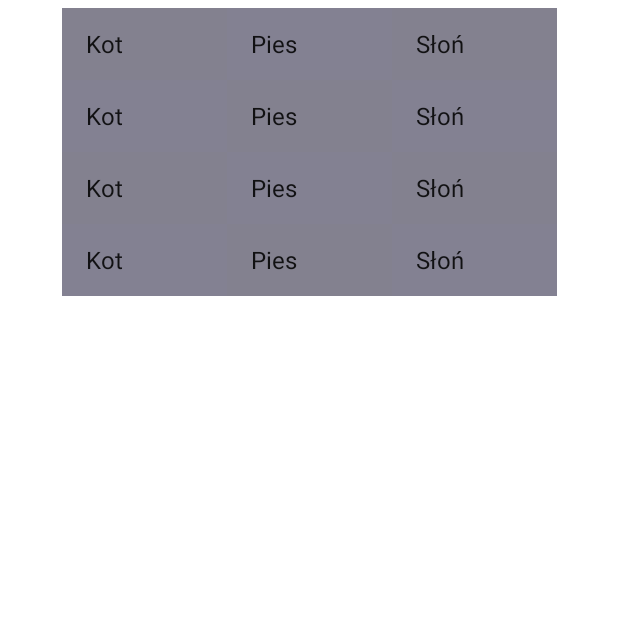
After one commit to krystiandec/JavaStartApp, an Android app: the RecyclerViewTwoColoursBackground screen opened directly, with no data from a screen before it, on a phone screen of 412 x 824 dp, the top half of it. The commit adds this screen. Run offline under Robolectric (Android 15) with nearby library versions, the light colour scheme and no system bars.

Commit message:
dodano listy oraz RecyclerViewActivity teraz wprowadzam FragmentExampleActivity

```diff
--- a/app/src/main/java/com/example/javastartapp/InputActivity.java
+++ b/app/src/main/java/com/example/javastartapp/activity/InputActivity.java
@@ -1,4 +1,4 @@
-package com.example.javastartapp;
+package com.example.javastartapp.activity;
 
 import android.os.Bundle;
 import android.view.View;
@@ -9,6 +9,8 @@ import android.widget.Toast;
 
 import androidx.annotation.Nullable;
 import androidx.appcompat.app.AppCompatActivity;
+
+import com.example.javastartapp.R;
 
 public class InputActivity extends AppCompatActivity {
     @Override
--- a/app/src/main/java/com/example/javastartapp/SecondActivity_Intent.java
+++ b/app/src/main/java/com/example/javastartapp/activity/SecondActivity_Intent.java
@@ -1,4 +1,4 @@
-package com.example.javastartapp;
+package com.example.javastartapp.activity;
 
 import androidx.appcompat.app.AppCompatActivity;
 
@@ -8,6 +8,8 @@ import android.os.Bundle;
 import android.view.View;
 import android.widget.Button;
 import android.widget.EditText;
+
+import com.example.javastartapp.R;
 
 public class SecondActivity_Intent extends AppCompatActivity {
 
--- a/app/src/main/java/com/example/javastartapp/model/Animal.java
+++ b/app/src/main/java/com/example/javastartapp/model/AnimalRecyclerView.java
@@ -2,11 +2,11 @@ package com.example.javastartapp.model;
 
 import android.media.Image;
 
-public class Animal {
+public class AnimalRecyclerView {
     Integer mImage;
     String mDescription;
 
-    public Animal(Integer image, String description) {
+    public AnimalRecyclerView(Integer image, String description) {
         mImage = image;
         mDescription = description;
     }
--- /dev/null
+++ b/app/src/main/java/com/example/javastartapp/model/RecyclerViewTwoColoursBackgroundAdapter.java
@@ -0,0 +1,59 @@
+package com.example.javastartapp.model;
+
+import android.annotation.SuppressLint;
+import android.view.LayoutInflater;
+import android.view.View;
+import android.view.ViewGroup;
+import android.widget.TextView;
+
+import androidx.annotation.NonNull;
+import androidx.recyclerview.widget.RecyclerView;
+
+import com.example.javastartapp.R;
+
+public class RecyclerViewTwoColoursBackgroundAdapter extends RecyclerView.Adapter<RecyclerViewTwoColoursBackgroundAdapter.ViewHolder> {
+
+    private String[] animals;
+
+    public RecyclerViewTwoColoursBackgroundAdapter(String[] animals) {
+        this.animals = animals;
+    }
+
+    public class ViewHolder extends RecyclerView.ViewHolder {
+        TextView mTextView;
+
+        public ViewHolder(TextView v) {
+            super(v);
+            this.mTextView = v;
+        }
+    }
+
+    @NonNull
+    @Override
+    public ViewHolder onCreateViewHolder(@NonNull ViewGroup parent, int viewType) {
+        TextView v =(TextView) LayoutInflater.from(parent.getContext()).inflate(android.R.layout.simple_list_item_1,parent,false);
+        ViewHolder holder = new ViewHolder(v);
+        holder.mTextView = v.findViewById(android.R.id.text1);
+        return holder ;
+    }
+
+    @SuppressLint("ResourceAsColor")
+    @Override
+    public void onBindViewHolder(@NonNull ViewHolder holder, int position) {
+        if (position % 2 == 0) {
+            holder.itemView.setBackgroundColor(R.color.black);
+        }else{
+            holder.itemView.setBackgroundColor(R.color.white);
+        }
+    String animal = animals[position];
+    holder.mTextView.setText(animal);
+
+    }
+
+    @Override
+    public int getItemCount() {
+        return animals.length;
+    }
+
+
+}
--- /dev/null
+++ b/app/src/main/java/com/example/javastartapp/view/RecyclerViewTwoColoursBackground.java
@@ -0,0 +1,94 @@
+package com.example.javastartapp.view;
+
+import android.app.Activity;
+import android.content.Context;
+import android.graphics.Color;
+import android.os.Bundle;
+import android.view.LayoutInflater;
+import android.view.View;
+import android.view.ViewGroup;
+import android.widget.BaseAdapter;
+import android.widget.ListView;
+import android.widget.TextView;
+
+import androidx.annotation.Nullable;
+import androidx.recyclerview.widget.GridLayoutManager;
+import androidx.recyclerview.widget.LinearLayoutManager;
+import androidx.recyclerview.widget.RecyclerView;
+
+import com.example.javastartapp.R;
+import com.example.javastartapp.model.RecyclerViewTwoColoursBackgroundAdapter;
+
+public class RecyclerViewTwoColoursBackground extends Activity {
+
+    RecyclerViewTwoColoursBackgroundAdapter mAdapter;
+
+    @Override
+    protected void onCreate(@Nullable Bundle savedInstanceState) {
+        super.onCreate(savedInstanceState);
+
+        //poniższe z wykorzystaniem Adaptera RecyclerView oraz jawnych layoutów
+        setContentView(R.layout.recycler_view);
+        RecyclerView recyclerView = findViewById(R.id.sampleRecyclerView);
+        final String[] animals = { "Kot", "Pies", "Słoń", "Kot", "Pies", "Słoń", "Kot", "Pies", "Słoń", "Kot", "Pies",
+                "Słoń" };
+        mAdapter = new RecyclerViewTwoColoursBackgroundAdapter(animals);
+        recyclerView.setLayoutManager(new GridLayoutManager(this,3));
+        recyclerView.setAdapter(mAdapter);
+
+/*
+//        metoda krótsza z wykorzystaniem ListView
+        setContentView(R.layout.animal_list);
+        ListView animalList =findViewById(R.id.animalList);
+        final String[] animals = { "Kot", "Pies", "Słoń", "Kot", "Pies", "Słoń", "Kot", "Pies", "Słoń", "Kot", "Pies",
+                "Słoń" };
+        AlternatelyColorAdapter adapter= new AlternatelyColorAdapter(animals);
+        animalList.setAdapter(adapter);
+*/
+
+    }
+
+/*    private class AlternatelyColorAdapter extends BaseAdapter {
+
+        private String[] items;
+
+        public AlternatelyColorAdapter(String[] items) {
+            this.items = items;
+        }
+
+        @Override
+        public int getCount() {
+            return items.length;
+        }
+
+        @Override
+        public String getItem(int position) {
+            return items[position];
+        }
+
+        @Override
+        public long getItemId(int position) {
+            return position;
+        }
+
+        @Override
+        public View getView(int position, View convertView, ViewGroup parent) {
+            if (convertView == null) {
+                LayoutInflater inflater = (LayoutInflater) getSystemService(Context.LAYOUT_INFLATER_SERVICE);
+                convertView = inflater.inflate(android.R.layout.simple_list_item_1, parent, false);
+            }
+
+            TextView textView = (TextView) convertView.findViewById(android.R.id.text1);
+
+            textView.setText(getItem(position));
+
+            int color = Color.LTGRAY;
+            if(position % 2 == 0) {
+                color = Color.WHITE;
+            }
+            textView.setBackgroundColor(color);
+
+            return convertView;
+        }
+    }*/
+}
--- a/app/src/main/res/layout/recycrer_view_item.xml
+++ b/app/src/main/res/layout/recycrer_view_item.xml
@@ -1,5 +1,6 @@
 <?xml version="1.0" encoding="utf-8"?>
 <androidx.constraintlayout.widget.ConstraintLayout
+    android:id="@+id/constraint_layout_recycler_view"
     xmlns:android="http://schemas.android.com/apk/res/android"
     xmlns:app="http://schemas.android.com/apk/res-auto"
     xmlns:tools="http://schemas.android.com/tools"
```
Also changed, not shown: app/src/main/AndroidManifest.xml (+11 -4 lines), app/src/main/java/com/example/javastartapp/activity/RecyclerViewActivity.java (renamed from app/src/main/java/com/example/javastartapp/RecyclerViewActivity.java, +19 -12 lines), app/src/main/java/com/example/javastartapp/model/AnimalFragment.java (added, +45 -0 lines), app/src/main/java/com/example/javastartapp/view/ActivityLayoutDependingOnOrientation.java (added, +16 -0 lines), app/src/main/java/com/example/javastartapp/view/FragmentExampleActivity.java (added, +19 -0 lines), app/src/main/res/layout-land/activity_layout_depending_on_orientation.xml (added, +26 -0 lines), app/src/main/res/layout/activity_layout_depending_on_orientation.xml (added, +28 -0 lines), app/src/main/res/layout/animal_list.xml (added, +14 -0 lines), app/src/main/res/layout/example_fragment.xml (added, +14 -0 lines), app/src/main/res/values/strings.xml (+1 -0 lines).
